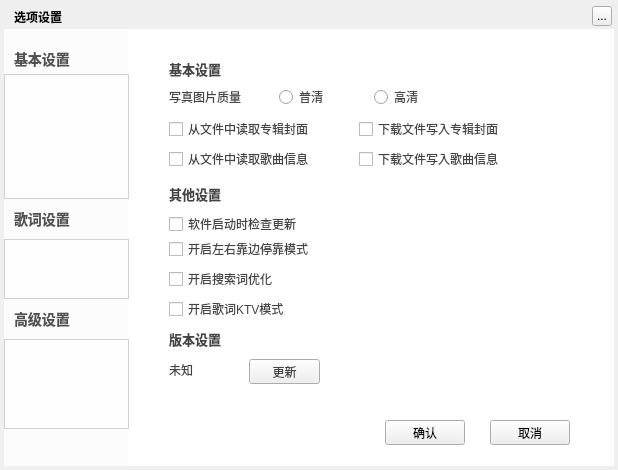
First picture: the form in TTKModule/TTKWidget/musicUiKits/musicWidgetKits/musicsettingwidget.ui, repository Greedysky/TTKMusicPlayer, before the edit.
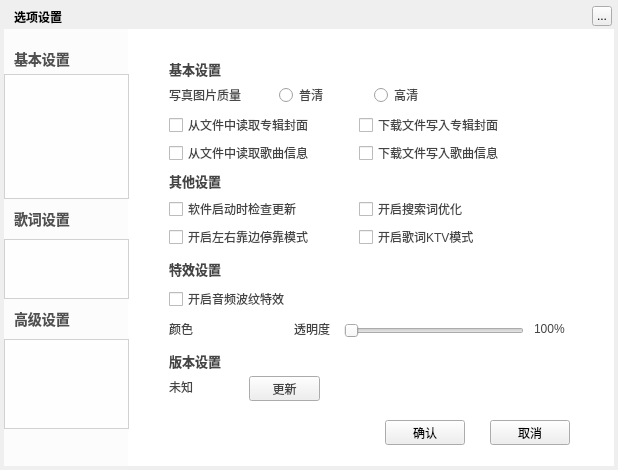
Second picture: the form after the edit. The open tabs and pages were chosen to show the change. Custom widgets are drawn as their Qt base class.

Commit message: Update ripples spectrum widget[849550]

The edit to the form file:
```diff
--- a/TTKModule/TTKWidget/musicUiKits/musicWidgetKits/musicsettingwidget.ui
+++ b/TTKModule/TTKWidget/musicUiKits/musicWidgetKits/musicsettingwidget.ui
@@ -980,7 +980,7 @@
      <property name="geometry">
       <rect>
        <x>135</x>
-       <y>50</y>
+       <y>48</y>
        <width>80</width>
        <height>16</height>
       </rect>
@@ -993,7 +993,7 @@
      <property name="geometry">
       <rect>
        <x>230</x>
-       <y>50</y>
+       <y>48</y>
        <width>80</width>
        <height>16</height>
       </rect>
@@ -1006,7 +1006,7 @@
      <property name="geometry">
       <rect>
        <x>25</x>
-       <y>50</y>
+       <y>48</y>
        <width>101</width>
        <height>16</height>
       </rect>
@@ -1019,8 +1019,8 @@
      <property name="geometry">
       <rect>
        <x>25</x>
-       <y>175</y>
-       <width>271</width>
+       <y>160</y>
+       <width>190</width>
        <height>20</height>
       </rect>
      </property>
@@ -1032,8 +1032,8 @@
      <property name="geometry">
       <rect>
        <x>25</x>
-       <y>200</y>
-       <width>271</width>
+       <y>188</y>
+       <width>190</width>
        <height>20</height>
       </rect>
      </property>
@@ -1045,7 +1045,7 @@
      <property name="geometry">
       <rect>
        <x>25</x>
-       <y>80</y>
+       <y>76</y>
        <width>190</width>
        <height>20</height>
       </rect>
@@ -1058,7 +1058,7 @@
      <property name="geometry">
       <rect>
        <x>25</x>
-       <y>110</y>
+       <y>104</y>
        <width>190</width>
        <height>20</height>
       </rect>
@@ -1071,7 +1071,7 @@
      <property name="geometry">
       <rect>
        <x>25</x>
-       <y>145</y>
+       <y>132</y>
        <width>60</width>
        <height>20</height>
       </rect>
@@ -1088,9 +1088,9 @@
     <widget class="QCheckBox" name="otherSearchCheckBox">
      <property name="geometry">
       <rect>
-       <x>25</x>
-       <y>230</y>
-       <width>271</width>
+       <x>215</x>
+       <y>160</y>
+       <width>190</width>
        <height>20</height>
       </rect>
      </property>
@@ -1101,9 +1101,9 @@
     <widget class="QCheckBox" name="otherLrcKTVCheckBox">
      <property name="geometry">
       <rect>
-       <x>25</x>
-       <y>260</y>
-       <width>271</width>
+       <x>215</x>
+       <y>188</y>
+       <width>190</width>
        <height>20</height>
       </rect>
      </property>
@@ -1115,7 +1115,7 @@
      <property name="geometry">
       <rect>
        <x>215</x>
-       <y>80</y>
+       <y>76</y>
        <width>190</width>
        <height>20</height>
       </rect>
@@ -1128,7 +1128,7 @@
      <property name="geometry">
       <rect>
        <x>215</x>
-       <y>110</y>
+       <y>104</y>
        <width>190</width>
        <height>20</height>
       </rect>
@@ -1141,7 +1141,7 @@
      <property name="geometry">
       <rect>
        <x>25</x>
-       <y>290</y>
+       <y>312</y>
        <width>60</width>
        <height>20</height>
       </rect>
@@ -1159,7 +1159,7 @@
      <property name="geometry">
       <rect>
        <x>25</x>
-       <y>320</y>
+       <y>337</y>
        <width>70</width>
        <height>21</height>
       </rect>
@@ -1175,7 +1175,7 @@
      <property name="geometry">
       <rect>
        <x>105</x>
-       <y>320</y>
+       <y>337</y>
        <width>71</width>
        <height>25</height>
       </rect>
@@ -1184,6 +1184,105 @@
       <string>更新</string>
      </property>
     </widget>
+    <widget class="QLabel" name="setRipplesSpectrumWidget">
+     <property name="geometry">
+      <rect>
+       <x>25</x>
+       <y>220</y>
+       <width>60</width>
+       <height>20</height>
+      </rect>
+     </property>
+     <property name="styleSheet">
+      <string notr="true">background-color:transparent;
+font-size:13px;
+font-weight:bold;</string>
+     </property>
+     <property name="text">
+      <string>特效设置</string>
+     </property>
+    </widget>
+    <widget class="QCheckBox" name="ripplesSpectrumEnableBox">
+     <property name="geometry">
+      <rect>
+       <x>25</x>
+       <y>250</y>
+       <width>230</width>
+       <height>20</height>
+      </rect>
+     </property>
+     <property name="text">
+      <string>开启音频波纹特效</string>
+     </property>
+    </widget>
+    <widget class="MusicClickedSlider" name="ripplesSpectrumOpacitySlider">
+     <property name="geometry">
+      <rect>
+       <x>200</x>
+       <y>282</y>
+       <width>180</width>
+       <height>20</height>
+      </rect>
+     </property>
+     <property name="maximum">
+      <number>100</number>
+     </property>
+     <property name="orientation">
+      <enum>Qt::Horizontal</enum>
+     </property>
+    </widget>
+    <widget class="QLabel" name="ripplesSpectrumOpacityValueLabel">
+     <property name="geometry">
+      <rect>
+       <x>390</x>
+       <y>282</y>
+       <width>35</width>
+       <height>16</height>
+      </rect>
+     </property>
+     <property name="text">
+      <string>100%</string>
+     </property>
+    </widget>
+    <widget class="QLabel" name="ripplesSpectrumOpacityLabel">
+     <property name="geometry">
+      <rect>
+       <x>150</x>
+       <y>282</y>
+       <width>41</width>
+       <height>16</height>
+      </rect>
+     </property>
+     <property name="text">
+      <string>透明度</string>
+     </property>
+    </widget>
+    <widget class="QLabel" name="ripplesSpectrumColorLabel">
+     <property name="geometry">
+      <rect>
+       <x>25</x>
+       <y>282</y>
+       <width>31</width>
+       <height>16</height>
+      </rect>
+     </property>
+     <property name="text">
+      <string>颜色</string>
+     </property>
+    </widget>
+    <widget class="MusicColorPreviewLabel" name="ripplesSpectrumColorButton">
+     <property name="geometry">
+      <rect>
+       <x>60</x>
+       <y>277</y>
+       <width>80</width>
+       <height>25</height>
+      </rect>
+     </property>
+     <property name="text">
+      <string/>
+     </property>
+    </widget>
    </widget>
    <widget class="QWidget" name="five">
     <widget class="QLabel" name="DbaseSetSongWordWidget">
```
Left out of the diff: 14 changed lines with no effect on the pictures. The commit also changes 24 other files.
